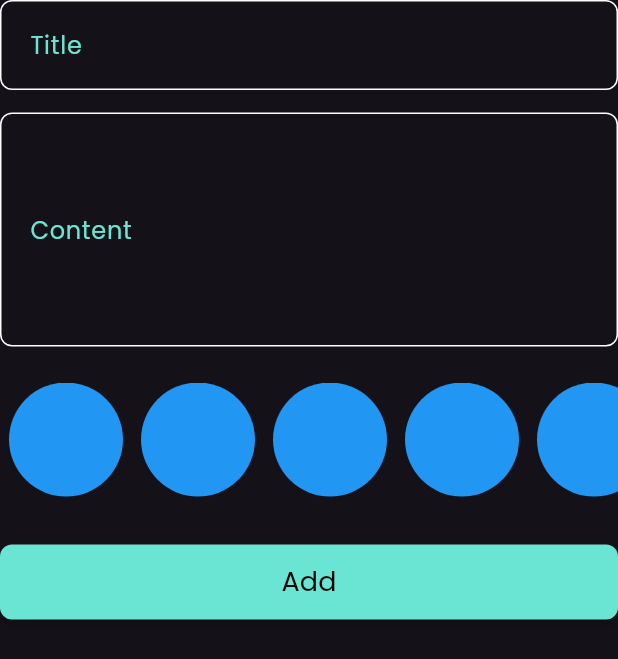
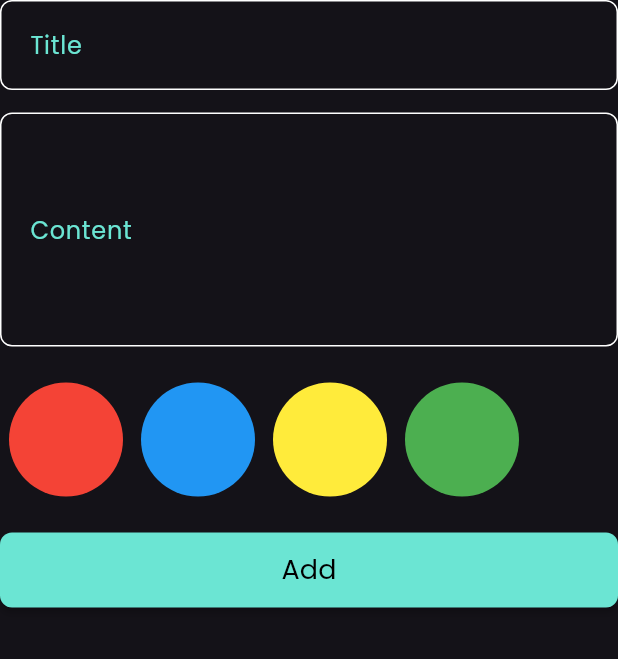
Before and after one commit to aconitum001/Notes_app, a Flutter app: the AddNoteForm widget shown alone on an empty page, opened directly, on a phone screen of 412 x 824 dp. Shown: the top 659 px of the screen. Run offline on Flutter 3.47's test engine with Material 3 defaults, Android fonts, the phone set to English and light mode, and no system bars; our stand-ins replace bloc, flutter_bloc, hive, hive_flutter; accounts and stored records are empty.

Commit message:
colors list view part 2

```diff
--- a/lib/constants.dart
+++ b/lib/constants.dart
@@ -2,3 +2,4 @@ import 'package:flutter/material.dart';
 
 const kPrimaryColor = Color(0xff6BE5D3);
 const kNotesBox = "notesBox";
+final colorsList = [Colors.red, Colors.blue, Colors.yellow, Colors.green];
--- /dev/null
+++ b/lib/cubits/colors_list_cubit/colors_list_cubit.dart
@@ -0,0 +1,18 @@
+import 'package:bloc/bloc.dart';
+import 'package:meta/meta.dart';
+
+part 'colors_list_state.dart';
+
+class ColorsListCubit extends Cubit<ColorsListState> {
+  ColorsListCubit() : super(ColorsListInitial());
+
+  int selectedIndex = -1;
+  void isActive({required int index}) {
+    if (selectedIndex == index) {
+      selectedIndex = -1;
+    } else {
+      selectedIndex = index;
+    }
+    emit(ColorsListChanged());
+  }
+}
--- /dev/null
+++ b/lib/cubits/colors_list_cubit/colors_list_state.dart
@@ -0,0 +1,8 @@
+part of 'colors_list_cubit.dart';
+
+@immutable
+sealed class ColorsListState {}
+
+final class ColorsListInitial extends ColorsListState {}
+
+final class ColorsListChanged extends ColorsListState {}
--- a/lib/views/widgets/add_note_form.dart
+++ b/lib/views/widgets/add_note_form.dart
@@ -2,6 +2,7 @@ import 'package:flutter/material.dart';
 import 'package:flutter_bloc/flutter_bloc.dart';
 import 'package:intl/intl.dart';
 import 'package:notes_app/cubits/add_note_cubit/add_note_cubit.dart';
+import 'package:notes_app/cubits/colors_list_cubit/colors_list_cubit.dart';
 import 'package:notes_app/models/note_model.dart';
 import 'package:notes_app/views/widgets/colors_lite_view.dart';
 import 'package:notes_app/views/widgets/custom_add_note_button.dart';
@@ -52,9 +53,12 @@ class _AddNoteFormState extends State<AddNoteForm> {
           const SizedBox(
             height: 24,
           ),
-          const ColorsListView(),
+          BlocProvider(
+            create: (context) => ColorsListCubit(),
+            child: const ColorsListView(),
+          ),
           const SizedBox(
-            height: 32,
+            height: 24,
           ),
           BlocBuilder<AddNoteCubit, AddNoteState>(
             builder: (context, state) {
--- a/lib/views/widgets/colors_lite_view.dart
+++ b/lib/views/widgets/colors_lite_view.dart
@@ -1,22 +1,44 @@
 import 'package:flutter/material.dart';
+import 'package:flutter_bloc/flutter_bloc.dart';
+import 'package:notes_app/constants.dart';
+import 'package:notes_app/cubits/colors_list_cubit/colors_list_cubit.dart';
 
 class ColorItem extends StatelessWidget {
-  const ColorItem({super.key});
+  const ColorItem({
+    super.key,
+    required this.isSelected,
+    required this.color,
+  });
+
+  final Color color;
+
+  final bool isSelected;
 
   @override
   Widget build(BuildContext context) {
-    return const Padding(
-      padding: EdgeInsets.symmetric(horizontal: 6),
-      child: CircleAvatar(
-        radius: 38,
-        backgroundColor: Colors.blue,
-      ),
+    return Padding(
+      padding: const EdgeInsets.symmetric(horizontal: 6),
+      child: isSelected
+          ? CircleAvatar(
+              radius: 38,
+              backgroundColor: Colors.white,
+              child: CircleAvatar(
+                radius: 36,
+                backgroundColor: color,
+              ),
+            )
+          : CircleAvatar(
+              radius: 38,
+              backgroundColor: color,
+            ),
     );
   }
 }
 
 class ColorsListView extends StatelessWidget {
-  const ColorsListView({super.key});
+  const ColorsListView({
+    super.key,
+  });
 
   @override
   Widget build(BuildContext context) {
@@ -24,8 +46,28 @@ class ColorsListView extends StatelessWidget {
       height: 38 * 2,
       child: ListView.builder(
         scrollDirection: Axis.horizontal,
-        itemCount: 10,
-        itemBuilder: (context, index) => const ColorItem(),
+        itemCount: colorsList.length,
+        itemBuilder: (context, index) =>
+            BlocBuilder<ColorsListCubit, ColorsListState>(
+          builder: (context, state) {
+            int selectedIndex =
+                BlocProvider.of<ColorsListCubit>(context).selectedIndex;
+            return GestureDetector(
+              onTap: () {
+                BlocProvider.of<ColorsListCubit>(context)
+                    .isActive(index: index);
+              },
+              child: BlocBuilder<ColorsListCubit, ColorsListState>(
+                builder: (context, state) {
+                  return ColorItem(
+                    color: colorsList[index],
+                    isSelected: selectedIndex == index,
+                  );
+                },
+              ),
+            );
+          },
+        ),
       ),
     );
   }
```
